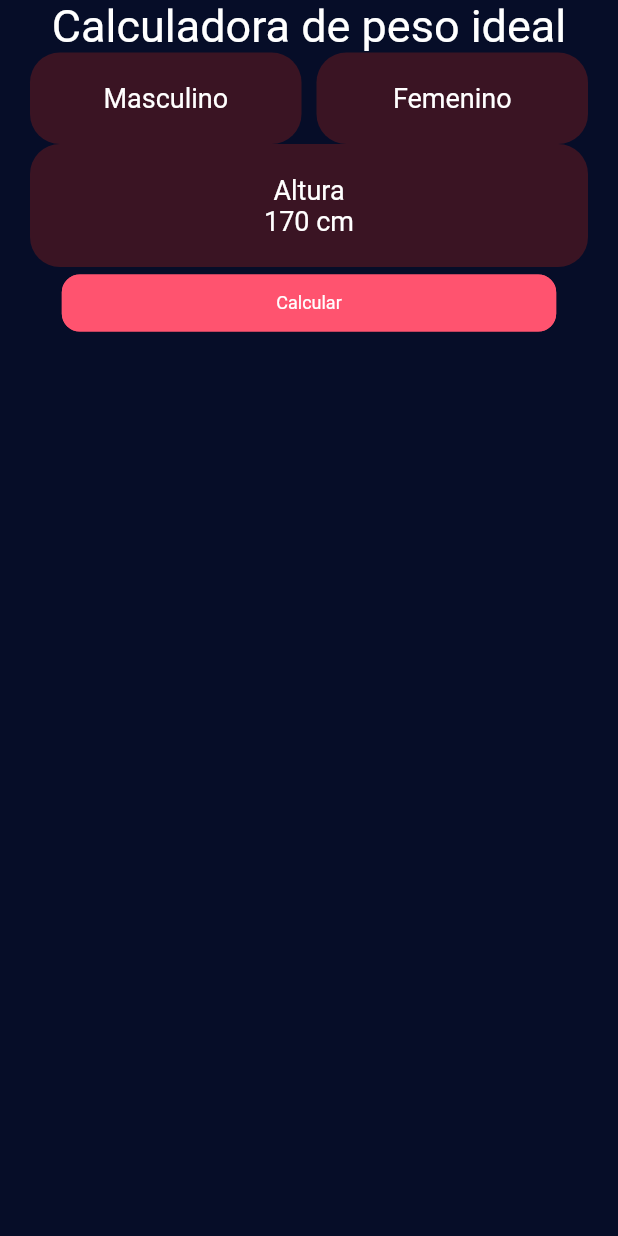
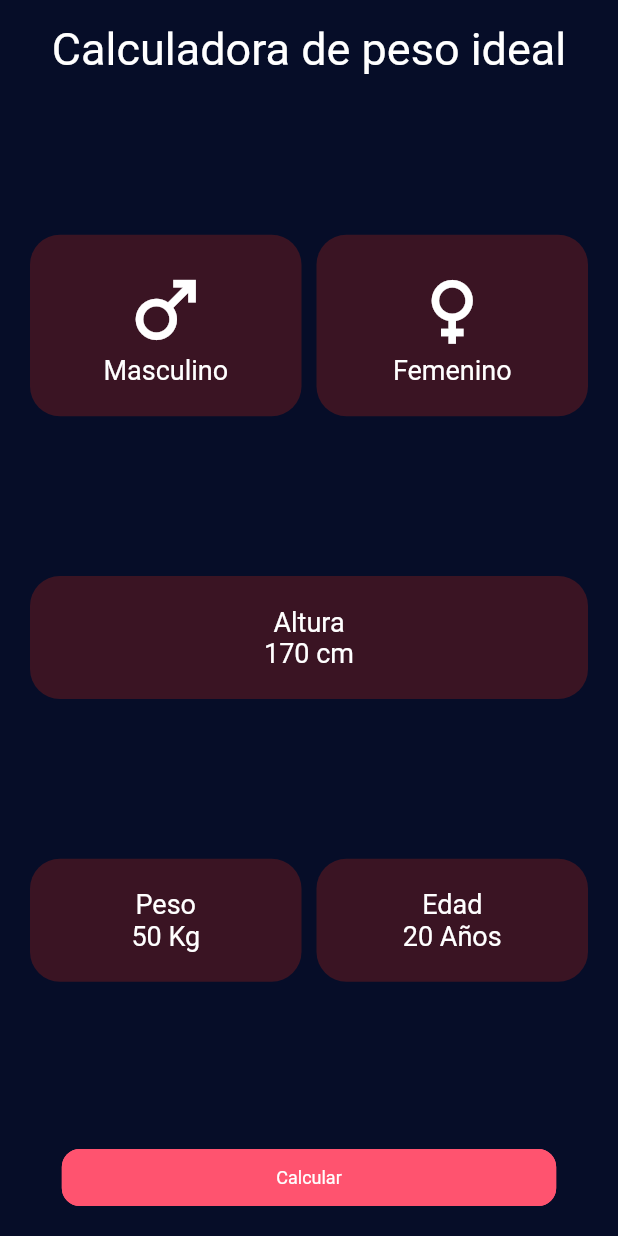
Before and after one commit to stivengm/calculadora_peso_flutter, a Flutter app: the screen it shows after launch, on a phone screen of 412 x 824 dp. Run offline on Flutter 3.47's test engine with Material 2 defaults, Android fonts, the phone set to English and light mode, and no system bars.

Commit message:
FIX - Se añadieron los iconos.

```diff
--- a/lib/gui/views/bmi_calculator_view/bmi_calculator_view.dart
+++ b/lib/gui/views/bmi_calculator_view/bmi_calculator_view.dart
@@ -13,8 +13,9 @@ class BMICalculatorView extends StatelessWidget {
     return Scaffold(
       backgroundColor: backgroundColor,
       body: Padding(
-        padding: const EdgeInsets.symmetric(horizontal: 20.0),
+        padding: const EdgeInsets.symmetric(horizontal: 20.0, vertical: 15.0),
         child: Column(
+          mainAxisAlignment: MainAxisAlignment.spaceBetween,
           children: [
             const TextWidget(text: "Calculadora de peso ideal", fontSize: 30.0,),
             Row(
@@ -23,6 +24,11 @@ class BMICalculatorView extends StatelessWidget {
                 _cardItems(
                   item: Column(
                     children: const [
+                      Icon(
+                        Icons.male,
+                        color: Colors.white,
+                        size: 60.0,
+                      ),
                       TextWidget(text: "Masculino")
                     ],
                   ),
@@ -32,7 +38,12 @@ class BMICalculatorView extends StatelessWidget {
                 _cardItems(
                   item: Column(
                     children: const [
-                      TextWidget(text: "Femenino")
+                      Icon(
+                        Icons.female,
+                        color: Colors.white,
+                        size: 60.0,
+                      ),
+                      TextWidget(text: "Femenino"),
                     ],
                   ),
                   width: (media.width - 40) / 2 - 5
@@ -46,6 +57,30 @@ class BMICalculatorView extends StatelessWidget {
                   TextWidget(text: "170 cm")
                 ],
               )
+            ),
+            Row(
+              mainAxisAlignment: MainAxisAlignment.spaceBetween,
+              children: [
+                _cardItems(
+                  item: Column(
+                    children: const [
+                      TextWidget(text: "Peso"),
+                      TextWidget(text: "50 Kg")
+                    ],
+                  ),
+                  width: (media.width - 40) / 2 - 5
+                  // width: 50.0
+                ),
+                _cardItems(
+                  item: Column(
+                    children: const [
+                      TextWidget(text: "Edad"),
+                      TextWidget(text: "20 Años")
+                    ],
+                  ),
+                  width: (media.width - 40) / 2 - 5
+                ),
+              ],
             ),
             SizedBox(
               width: media.width * .8,
```
